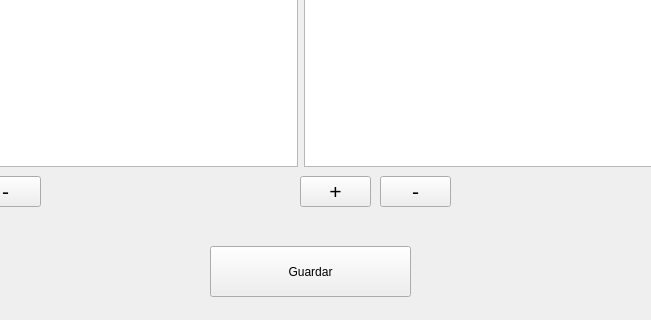
First picture: the form in interfaces/ventanas_abastecimiento/Ingreso_datos_abastecimiento.ui, repository EscuelaProyectosPOO/simulacion, before the edit; both pictures show x 160 to 811 and y 274 to 594 of the 1174 by 594 pixel window.
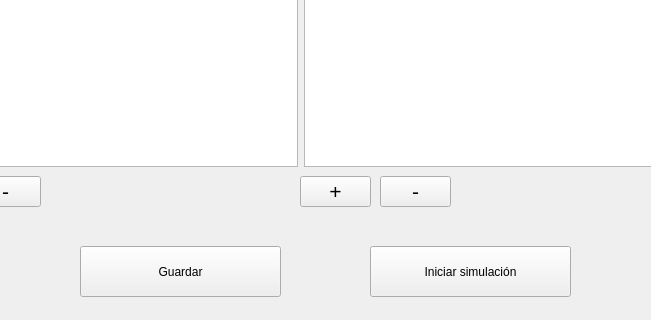
Second picture: the form after the edit.

What changed in the file:
```diff
--- a/interfaces/ventanas_abastecimiento/Ingreso_datos_abastecimiento.ui
+++ b/interfaces/ventanas_abastecimiento/Ingreso_datos_abastecimiento.ui
@@ -93,7 +93,7 @@
   <widget class="QPushButton" name="Guardar">
    <property name="geometry">
     <rect>
-     <x>370</x>
+     <x>240</x>
      <y>520</y>
      <width>201</width>
      <height>51</height>
@@ -215,7 +215,7 @@
     <string>-</string>
    </property>
   </widget>
-  <widget class="QWidget" name="">
+  <widget class="QWidget" name="layoutWidget">
    <property name="geometry">
     <rect>
      <x>50</x>
@@ -244,7 +244,7 @@
     </item>
    </layout>
   </widget>
-  <widget class="QWidget" name="">
+  <widget class="QWidget" name="layoutWidget">
    <property name="geometry">
     <rect>
      <x>900</x>
@@ -270,6 +270,19 @@
     </item>
    </layout>
   </widget>
+  <widget class="QPushButton" name="btniniciar">
+   <property name="geometry">
+    <rect>
+     <x>530</x>
+     <y>520</y>
+     <width>201</width>
+     <height>51</height>
+    </rect>
+   </property>
+   <property name="text">
+    <string>Iniciar simulación</string>
+   </property>
+  </widget>
  </widget>
  <resources/>
  <connections/>
```
